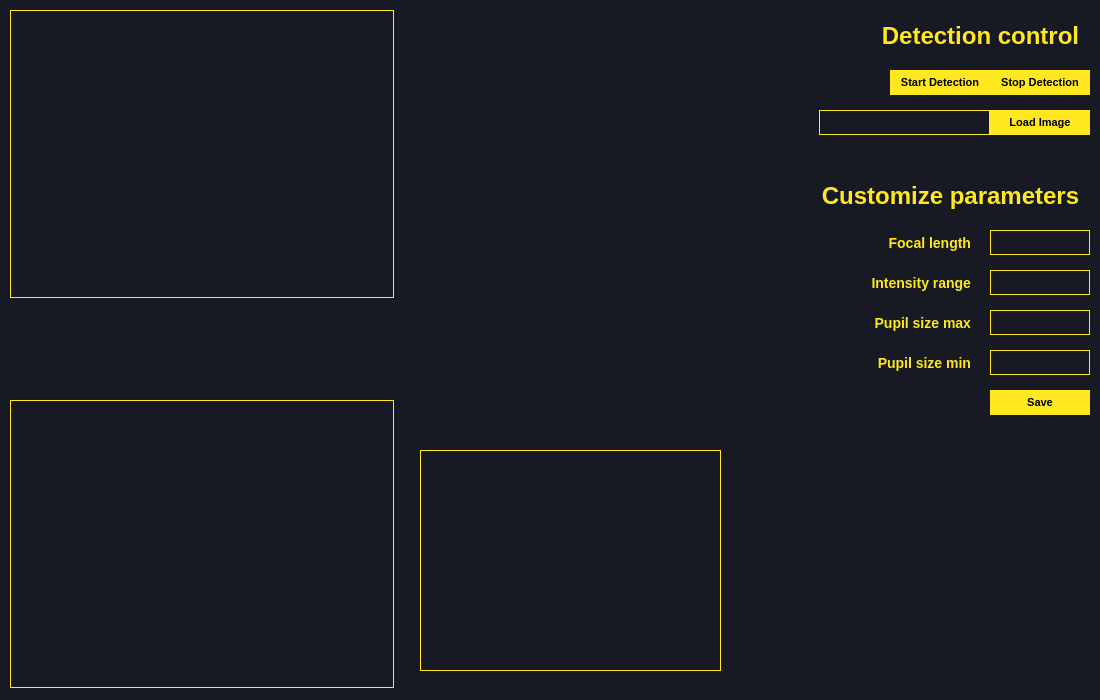
Old version of the form ui/main.ui in the repository MartinRapcan/EyeTracking.
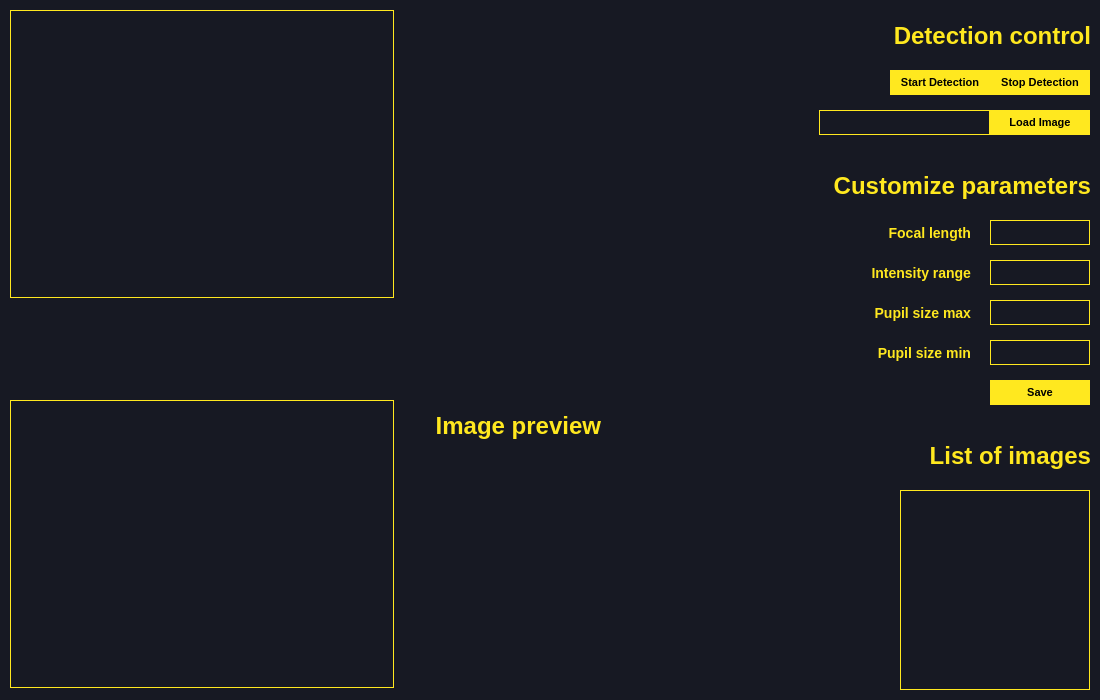
New version of the form.

```diff
--- a/ui/main.ui
+++ b/ui/main.ui
@@ -219,10 +219,10 @@
   <widget class="QListWidget" name="listImages">
    <property name="geometry">
     <rect>
-     <x>420</x>
-     <y>450</y>
-     <width>301</width>
-     <height>221</height>
+     <x>900</x>
+     <y>490</y>
+     <width>190</width>
+     <height>200</height>
     </rect>
    </property>
    <property name="styleSheet">
@@ -248,7 +248,7 @@
    <property name="geometry">
     <rect>
      <x>810</x>
-     <y>170</y>
+     <y>160</y>
      <width>281</width>
      <height>51</height>
     </rect>
@@ -266,7 +266,7 @@
     <string>Customize parameters</string>
    </property>
    <property name="alignment">
-    <set>Qt::AlignCenter</set>
+    <set>Qt::AlignRight|Qt::AlignTrailing|Qt::AlignVCenter</set>
    </property>
   </widget>
   <widget class="QLabel" name="label_2">
@@ -291,14 +291,14 @@
     <string>Detection control</string>
    </property>
    <property name="alignment">
-    <set>Qt::AlignCenter</set>
+    <set>Qt::AlignRight|Qt::AlignTrailing|Qt::AlignVCenter</set>
    </property>
   </widget>
   <widget class="QLabel" name="label_3">
    <property name="geometry">
     <rect>
      <x>880</x>
-     <y>230</y>
+     <y>220</y>
      <width>91</width>
      <height>25</height>
     </rect>
@@ -323,7 +323,7 @@
    <property name="geometry">
     <rect>
      <x>990</x>
-     <y>230</y>
+     <y>220</y>
      <width>100</width>
      <height>25</height>
     </rect>
@@ -339,7 +339,7 @@
    <property name="geometry">
     <rect>
      <x>850</x>
-     <y>270</y>
+     <y>260</y>
      <width>121</width>
      <height>25</height>
     </rect>
@@ -364,7 +364,7 @@
    <property name="geometry">
     <rect>
      <x>990</x>
-     <y>270</y>
+     <y>260</y>
      <width>100</width>
      <height>25</height>
     </rect>
@@ -380,7 +380,7 @@
    <property name="geometry">
     <rect>
      <x>990</x>
-     <y>310</y>
+     <y>300</y>
      <width>100</width>
      <height>25</height>
     </rect>
@@ -396,7 +396,7 @@
    <property name="geometry">
     <rect>
      <x>870</x>
-     <y>310</y>
+     <y>300</y>
      <width>101</width>
      <height>25</height>
     </rect>
@@ -421,7 +421,7 @@
    <property name="geometry">
     <rect>
      <x>990</x>
-     <y>350</y>
+     <y>340</y>
      <width>100</width>
      <height>25</height>
     </rect>
@@ -437,7 +437,7 @@
    <property name="geometry">
     <rect>
      <x>870</x>
-     <y>350</y>
+     <y>340</y>
      <width>101</width>
      <height>25</height>
     </rect>
@@ -462,7 +462,7 @@
    <property name="geometry">
     <rect>
      <x>990</x>
-     <y>390</y>
+     <y>380</y>
      <width>100</width>
      <height>25</height>
     </rect>
@@ -493,6 +493,56 @@
     <string>Save</string>
    </property>
   </widget>
+  <widget class="QLabel" name="label_7">
+   <property name="geometry">
+    <rect>
+     <x>900</x>
+     <y>430</y>
+     <width>191</width>
+     <height>51</height>
+    </rect>
+   </property>
+   <property name="styleSheet">
+    <string notr="true">QLabel {
+border: none;
+color: #FFE81F;
+background: none;
+font-size: 24px;
+font-weight: bold;
+}</string>
+   </property>
+   <property name="text">
+    <string>List of images</string>
+   </property>
+   <property name="alignment">
+    <set>Qt::AlignRight|Qt::AlignTrailing|Qt::AlignVCenter</set>
+   </property>
+  </widget>
+  <widget class="QLabel" name="label_8">
+   <property name="geometry">
+    <rect>
+     <x>410</x>
+     <y>400</y>
+     <width>191</width>
+     <height>51</height>
+    </rect>
+   </property>
+   <property name="styleSheet">
+    <string notr="true">QLabel {
+border: none;
+color: #FFE81F;
+background: none;
+font-size: 24px;
+font-weight: bold;
+}</string>
+   </property>
+   <property name="text">
+    <string>Image preview</string>
+   </property>
+   <property name="alignment">
+    <set>Qt::AlignRight|Qt::AlignTrailing|Qt::AlignVCenter</set>
+   </property>
+  </widget>
  </widget>
  <resources/>
  <connections/>
```
Left out of the diff: 6 changed lines with no effect on the pictures.
